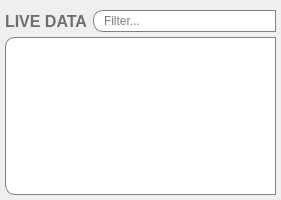
Qt form gui/gui/core/framework/nodepicker.ui (einsteinly/CAUV_old_software) before a commit.
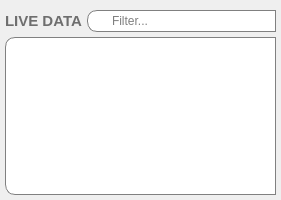
The same form after that commit. Custom widgets are drawn as their Qt base class.

```diff
--- a/gui/gui/core/framework/nodepicker.ui
+++ b/gui/gui/core/framework/nodepicker.ui
@@ -75,7 +75,7 @@
        </property>
        <property name="font">
         <font>
-         <pointsize>12</pointsize>
+         <pointsize>11</pointsize>
          <weight>75</weight>
          <bold>true</bold>
         </font>
@@ -93,7 +93,7 @@
      border-radius: 10px;
      border-top-right-radius: 0px;
      border-bottom-right-radius: 0px;
-     padding: 2 8 2 8px;
+     padding: 2 8 2 22px;
      background: white;
  }
 
@@ -102,7 +102,7 @@
      border-radius: 9px;
      background: rgba(100, 100, 100, 20);
      color: white;
-     margin-right: 4px;
+     margin-left: 4px;
      min-width: 18px;
      min-height: 18px;
      max-width: 18px;
```
